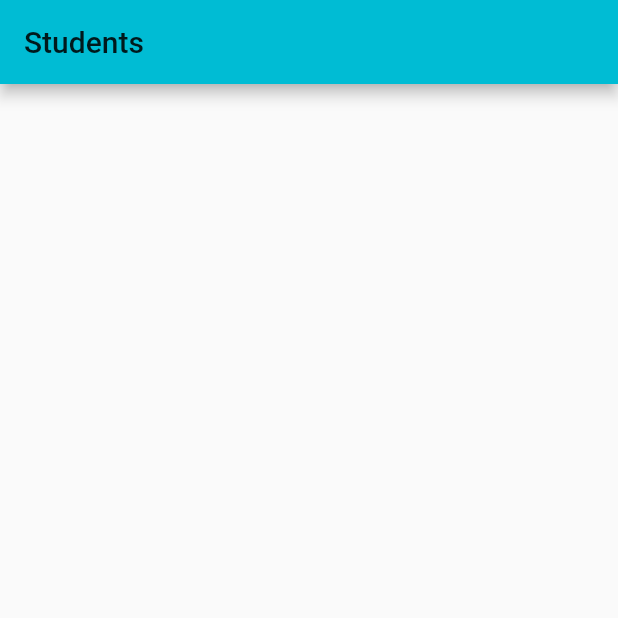
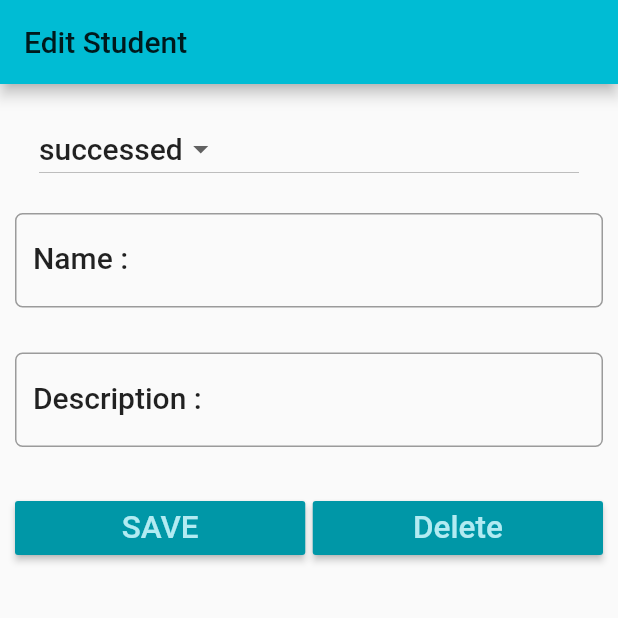
Before and after one commit to alMohamady/StudentsList, a Flutter app: the screen it shows after launch, on a phone screen of 412 x 824 dp, the top half of it. Run offline on Flutter 3.47's test engine with Material 2 defaults, Android fonts, the phone set to English and light mode, and no system bars.

Commit message:
Creating UI 02 DETAIL SCREEN

```diff
--- a/lib/main.dart
+++ b/lib/main.dart
@@ -1,5 +1,6 @@
 import 'package:flutter/material.dart';
 import 'package:students_list/screens/students_list.dart';
+import 'package:students_list/screens/student_detil.dart';
 
 void main() {
   runApp(MyApp());
@@ -18,7 +19,7 @@ class MyApp extends StatelessWidget {
       theme: ThemeData(
         primarySwatch: Colors.cyan
       ),
-      home: StudentsList(),
+      home: StudentDetail(),
     );
   }
 }
--- /dev/null
+++ b/lib/screens/student_detil.dart
@@ -0,0 +1,145 @@
+import 'package:flutter/material.dart';
+
+
+class StudentDetail extends StatefulWidget{
+
+
+  @override
+  State<StatefulWidget> createState() {
+    // TODO: implement createState
+    return Students();
+  }
+}
+
+class Students extends State<StudentDetail> {
+
+  static var _status = {"successed", "failed"};
+
+  TextEditingController studentName = new TextEditingController();
+  TextEditingController studentDetail = new TextEditingController();
+
+  @override
+  Widget build(BuildContext context) {
+    TextStyle textStyle = Theme
+        .of(context)
+        .textTheme
+        .title;
+
+    // TODO: implement build
+    return Scaffold(
+      appBar: AppBar(
+        title: Text("Edit Student"),
+      ),
+      body: Padding(
+        padding: EdgeInsets.only(top: 15.0, left: 10.0, right: 10.0),
+        child: ListView(
+          children: <Widget>[
+            ListTile(
+              title: DropdownButton(
+                items: _status.map((String dropDownItem) {
+                  return DropdownMenuItem<String>(
+                    value: dropDownItem,
+                    child: Text(dropDownItem),
+                  );
+                }).toList(),
+                style: textStyle,
+                value: 'successed',
+                onChanged: (selectedItem) {
+                  setState(() {
+                    debugPrint("User Select $selectedItem");
+                  });
+                },
+              ),
+            ),
+
+            Padding(
+              padding: EdgeInsets.only(top: 15.0, bottom: 15.0),
+              child: TextField(
+                controller: studentName,
+                style: textStyle,
+                onChanged: (value) {
+                  debugPrint("User Edit the Name");
+                },
+                decoration: InputDecoration(
+                    labelText: "Name :",
+                    labelStyle: textStyle,
+                    border: OutlineInputBorder(
+                      borderRadius: BorderRadius.circular(5.0),
+                    )
+                ),
+              ),
+            ),
+
+            Padding(
+              padding: EdgeInsets.only(top: 15.0, bottom: 15.0),
+              child: TextField(
+                controller: studentDetail,
+                style: textStyle,
+                onChanged: (value) {
+                  debugPrint("User Edit the Description");
+                },
+                decoration: InputDecoration(
+                    labelText: "Description :",
+                    labelStyle: textStyle,
+                    border: OutlineInputBorder(
+                      borderRadius: BorderRadius.circular(5.0),
+                    )
+                ),
+              ),
+            ),
+
+            Padding(
+              padding: EdgeInsets.only(top: 15.0, bottom: 15.0),
+              child: Row (
+                children: <Widget>[
+                  Expanded(
+                    child: RaisedButton(
+                         color: Theme.of(context).primaryColorDark,
+                         textColor: Theme.of(context).primaryColorLight,
+                        child: Text(
+                          'SAVE', textScaleFactor: 1.5,
+                        ),
+                        onPressed: () {
+                           setState(() {
+                             debugPrint("User Click SAVED");
+                           });
+                        },
+                    ),
+
+                  ),
+
+                  Container(width: 5.0,),
+
+                  Expanded(
+                    child: RaisedButton(
+                      color: Theme.of(context).primaryColorDark,
+                      textColor: Theme.of(context).primaryColorLight,
+                      child: Text(
+                        'Delete', textScaleFactor: 1.5,
+                      ),
+                      onPressed: () {
+                        setState(() {
+                          debugPrint("User Click Delete");
+                        });
+                      },
+                    ),
+
+                  ),
+                ],
+
+
+              )
+              ,
+
+
+            )
+
+
+          ],
+        ),
+      ),
+
+
+    );
+  }
+}
--- a/lib/screens/students_list.dart
+++ b/lib/screens/students_list.dart
@@ -18,12 +18,18 @@ class StudentsState extends State<StudentsList>{
   Widget build(BuildContext context) {
     // TODO: implement build
     return Scaffold(
-      appBar: AppBar(
-        title: Text("Students"),
-      ),
-      body: getStudentsList(),
+        appBar: AppBar(
+          title: Text("Students"),
+        ),
+        body: getStudentsList(),
 
-
+        floatingActionButton: FloatingActionButton(
+          onPressed: () {
+            debugPrint("Floating has been clicked");
+          },
+          tooltip: 'Add Student',
+          child: Icon(Icons.add),
+        )
     );
   }
 
```
